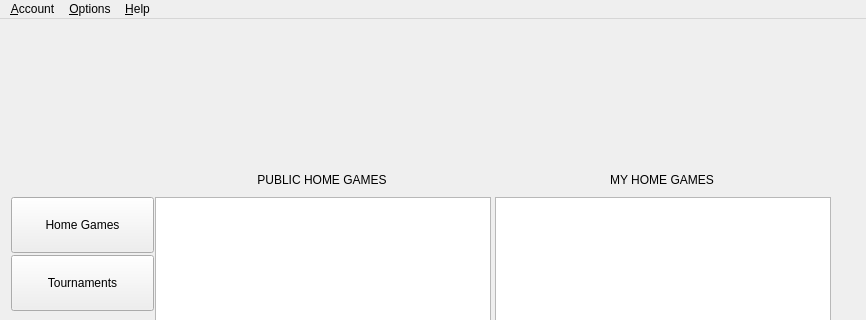
paunovic/chipup-poker, file qt-client/main_window.ui: the form before one commit; both pictures show x 0 to 866 and y 0 to 320 of the 866 by 620 pixel window.
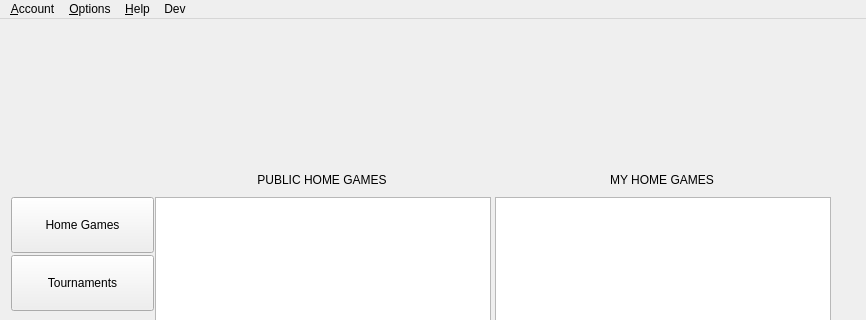
The form after the commit. Icons and pictures are not drawn.

```diff
--- a/qt-client/main_window.ui
+++ b/qt-client/main_window.ui
@@ -289,9 +289,16 @@
     <addaction name="separator"/>
     <addaction name="actionAbout_ChipUPPoker"/>
    </widget>
+   <widget class="QMenu" name="menuDev">
+    <property name="title">
+     <string>Dev</string>
+    </property>
+    <addaction name="actionCSS_Editor"/>
+   </widget>
    <addaction name="menuAccount"/>
    <addaction name="menuOptions"/>
    <addaction name="menuHelp"/>
+   <addaction name="menuDev"/>
   </widget>
   <widget class="QStatusBar" name="statusbar"/>
   <action name="actionChange_E_mail_address">
```
Left out of the diff: 8 changed lines with no effect on the pictures.
